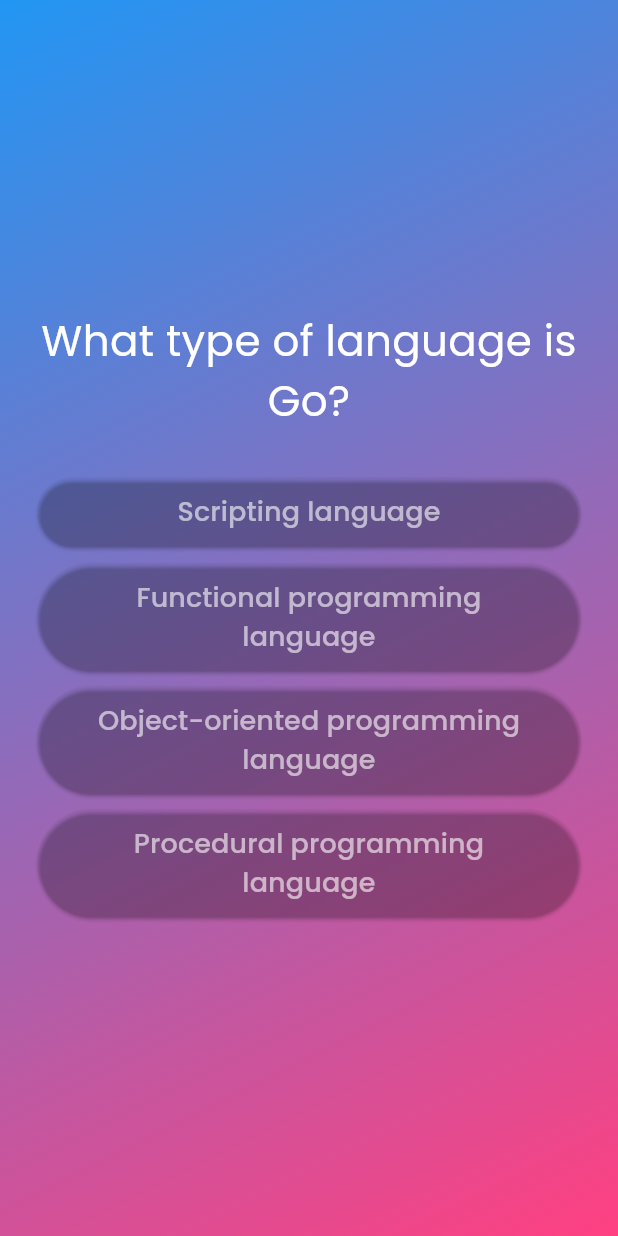
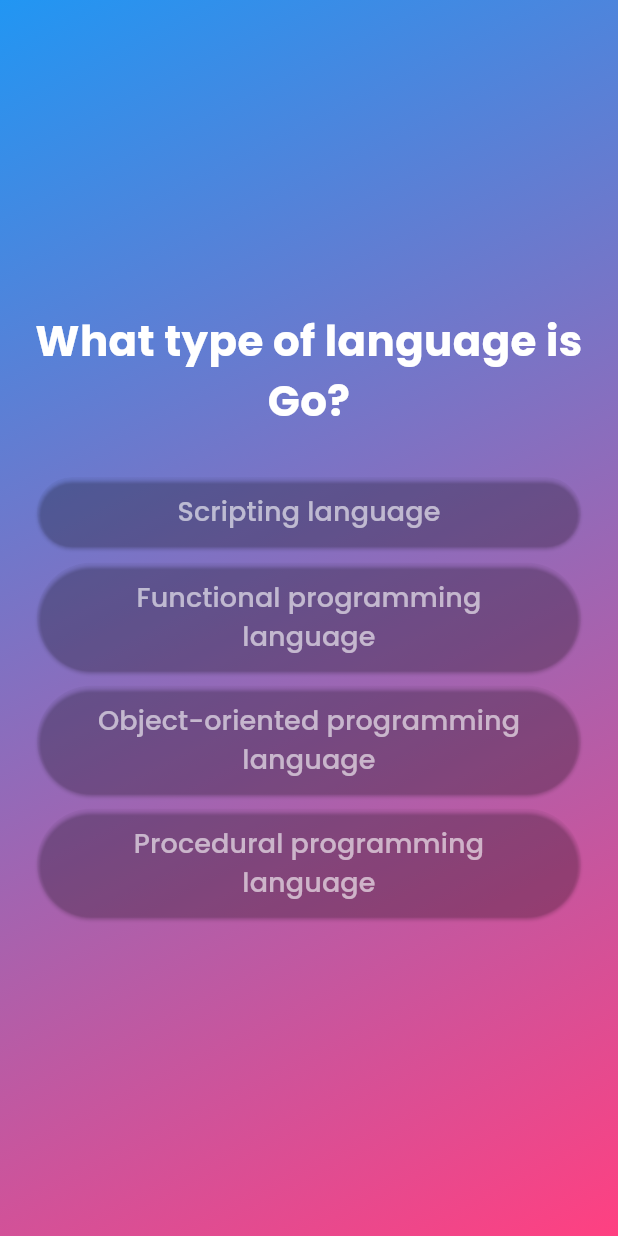
Before and after one commit to Bhavikgadher/quiz_app, a Flutter app: the screen it shows after launch, after a tap on "Start Quiz", on a phone screen of 412 x 824 dp. Run offline on Flutter 3.47's test engine with Material 3 defaults, Android fonts, the phone set to English and light mode, and no system bars; our stand-ins replace google_fonts.

```diff
--- a/lib/questions_screen.dart
+++ b/lib/questions_screen.dart
@@ -4,17 +4,30 @@ import 'package:quiz_app/CustomWidget/styled_text.dart';
 import 'package:quiz_app/data/questions.dart';
 
 class QuestionsScreen extends StatefulWidget {
-  const QuestionsScreen({super.key});
+  const QuestionsScreen({
+    super.key,
+    required this.onSelectAnswer,
+  });
+
+  final void Function(String answer) onSelectAnswer;
 
   @override
   State<QuestionsScreen> createState() => _QuestionsScreenState();
 }
 
 class _QuestionsScreenState extends State<QuestionsScreen> {
-  final currentQuestion = questions[0];
+  var currentQuestionIndex = 0;
+
+  void answerQuestion(String selectedAnswer) {
+    widget.onSelectAnswer(selectedAnswer);
+    setState(() {
+      currentQuestionIndex++;
+    });
+  }
 
   @override
   Widget build(BuildContext context) {
+    final currentQuestion = questions[currentQuestionIndex];
     return SizedBox(
       width: double.infinity,
       child: Container(
@@ -23,14 +36,22 @@ class _QuestionsScreenState extends State<QuestionsScreen> {
           mainAxisAlignment: MainAxisAlignment.center,
           crossAxisAlignment: CrossAxisAlignment.stretch,
           children: [
-            StyledText(currentQuestion.questions, 28, colors: Colors.white,align: TextAlign.center,),
+            StyledText(
+              currentQuestion.questions,
+              28,
+              colors: Colors.white,
+              weight: FontWeight.bold,
+              align: TextAlign.center,
+            ),
             const SizedBox(height: 25),
             ...currentQuestion.getShuffledAnswers().map((answer) {
               return Padding(
                 padding: const EdgeInsets.all(5.0),
                 child: StyledElevatedBtn(
                     text: answer,
-                    onTap: () {},
+                    onTap: () {
+                      answerQuestion(answer);
+                    },
                     colorBg: Colors.transparent,
                     colorFg: Colors.white70),
               );
--- a/lib/quiz.dart
+++ b/lib/quiz.dart
@@ -1,4 +1,5 @@
 import 'package:flutter/material.dart';
+import 'package:quiz_app/data/questions.dart';
 import 'package:quiz_app/questions_screen.dart';
 import 'package:quiz_app/start_screen.dart';
 
@@ -13,6 +14,7 @@ class Quiz extends StatefulWidget {
 }
 
 class _QuizState extends State<Quiz> {
+  final List<String> selectedAnswer = [];
   var activeScreen = 'start-screen';
 
   void switchScreen() {
@@ -21,11 +23,21 @@ class _QuizState extends State<Quiz> {
     });
   }
 
+  void chooseAnswer(String answer) {
+    selectedAnswer.add(answer);
+
+    if (selectedAnswer.length == questions.length) {
+      setState(() {
+        activeScreen = 'start-screen';
+      });
+    }
+  }
+
   @override
   Widget build(BuildContext context) {
     final screenWidget = activeScreen == 'start-screen'
         ? StartScreen(switchScreen)
-        : const QuestionsScreen();
+        : QuestionsScreen(onSelectAnswer: chooseAnswer);
 
     return MaterialApp(
       home: Scaffold(
```
